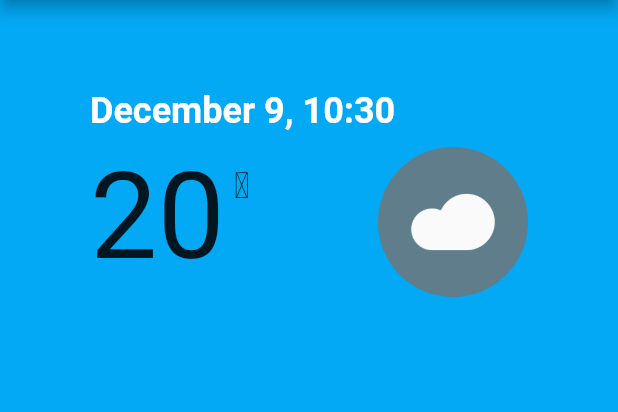
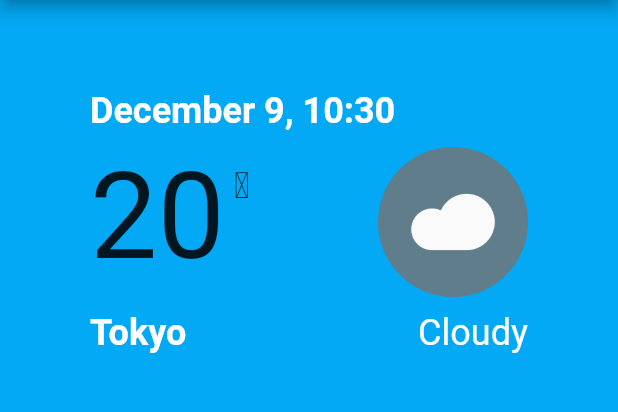
Before and after one commit to adnrbp/weather-cast, a Flutter app: the screen it shows after launch, on a phone screen of 412 x 824 dp, the part 84-496 px from its top. Run offline on Flutter 3.47's test engine with Material 2 defaults, Android fonts, the phone set to English and light mode, and no system bars.

Commit message:
[view] Weather Widget: add descriptionSection

```diff
--- a/lib/ui/Weather.dart
+++ b/lib/ui/Weather.dart
@@ -56,6 +56,31 @@ class Weather extends StatelessWidget {
       ),
     );
 
+    Widget descriptionSection = Container(
+      child: Row(
+        // Same amount of space between the widgets
+        mainAxisAlignment: MainAxisAlignment.spaceBetween,
+        crossAxisAlignment: CrossAxisAlignment.start,
+        children: <Widget>[
+          Text(
+            'Tokyo',
+            style: TextStyle(
+              fontSize: 24.0,
+              fontWeight: FontWeight.bold,
+              color: Colors.white,
+            ),
+          ),
+          Text(
+            'Cloudy',
+            style: TextStyle(
+              fontSize: 24.0,
+              color: Colors.white,
+            ),
+          ),
+        ],
+      ),
+    );
+
     return Container(
       padding: const EdgeInsets.all(60.0),
       child: Column(
@@ -63,6 +88,7 @@ class Weather extends StatelessWidget {
         children: <Widget>[
           dateSection,
           tempSection,
+          descriptionSection,
         ],
       ),
     );
```
